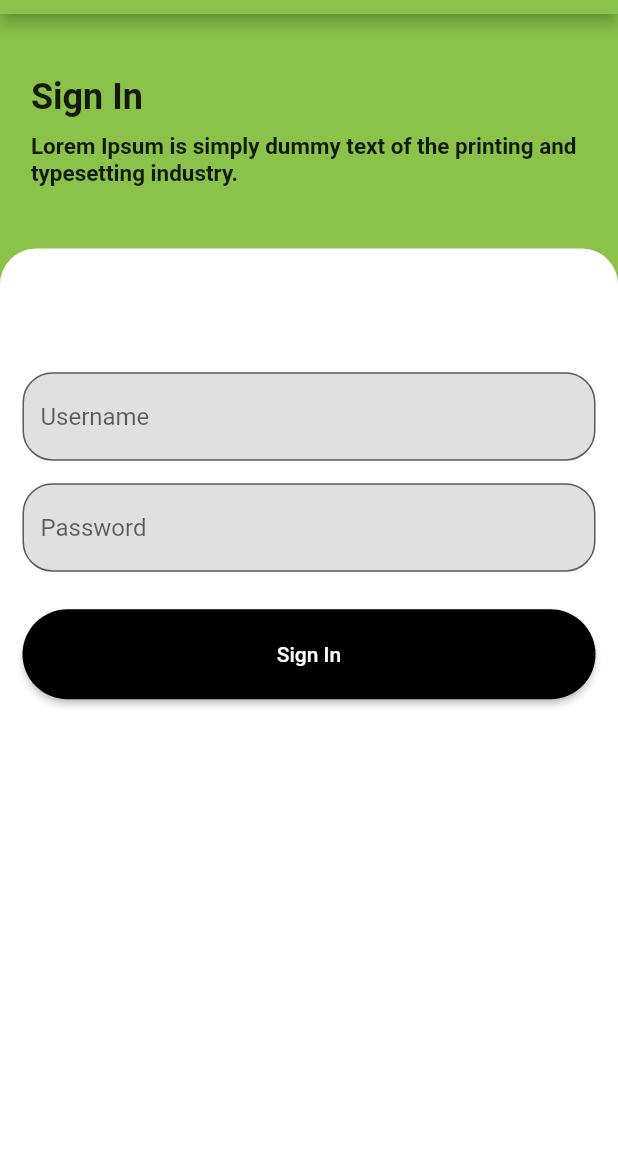
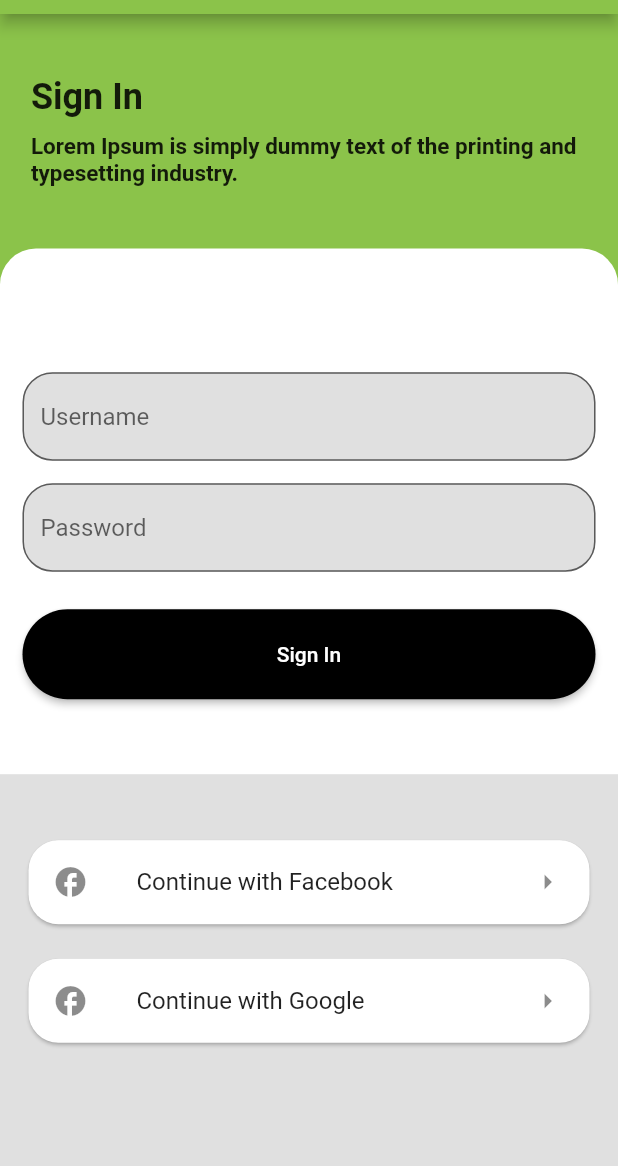
Before and after one commit to devolutionary-wizard/plan_shop_mobile, a Flutter app: the screen it shows after launch, after a tap on "Sign Up", on a phone screen of 412 x 824 dp, the part 70-1236 px from its top. Run offline on Flutter 3.47's test engine with Material 2 defaults, Android fonts, the phone set to English and light mode, and no system bars; our stand-ins replace lottie; network calls fail.

Commit message:
complete login screen

```diff
--- a/lib/screens/authentication/login_screen.dart
+++ b/lib/screens/authentication/login_screen.dart
@@ -4,6 +4,8 @@ import 'package:plan_shop/utilities/mixins/device_checker.dart';
 import 'package:plan_shop/utilities/page_navigation.dart';
 import 'package:plan_shop/widgets/buttons/round_button.dart';
 import 'package:plan_shop/widgets/text_input/text_form_field.dart';
+
+import '../../widgets/buttons/social_button.dart';
 
 class LoginScreen extends StatefulWidget {
   LoginScreen({Key? key}) : super(key: key);
@@ -76,12 +78,17 @@ class _LoginScreenState extends State<LoginScreen> with DeviceChecker {
           Expanded(
             child: Container(
               width: double.infinity,
-              padding: const EdgeInsets.symmetric(horizontal: 15),
+
               decoration: const BoxDecoration(
                   color: Colors.white,
                   borderRadius: BorderRadius.only(
                       topRight: Radius.circular(24),
                       topLeft: Radius.circular(24))),
+              child: Column(
+                crossAxisAlignment: CrossAxisAlignment.start,
+                children: [
+                  Padding(
+                    padding: const EdgeInsets.symmetric(horizontal: 15),
                     child: Form(
                       key: _formKey,
                       child: Column(
@@ -94,22 +101,62 @@ class _LoginScreenState extends State<LoginScreen> with DeviceChecker {
                             textEditingController: _usernameController,
                             hintText: 'Username',
                           ),
-                    const SizedBox(height: 15,),
+                          const SizedBox(
+                            height: 15,
+                          ),
                           CustomTextFormField(
                             textEditingController: _passwordController,
                             hintText: 'Password',
                           ),
-                    const SizedBox(height: 25,),
-                    RoundButton(width: double.infinity, height: 60, text: 'Sign In', backgroundColor: Colors.black, onPressed: (){
-
-                    })
+                          const SizedBox(
+                            height: 25,
+                          ),
+                          RoundButton(
+                              width: double.infinity,
+                              height: 60,
+                              text: 'Sign In',
+                              backgroundColor: Colors.black,
+                              onPressed: () {})
                         ],
                       ),
+                    ),
+                  ),
+                  const SizedBox(
+                    height: 50,
+                  ),
+                  Expanded(
+                    child: Container(color: Colors.grey[300],width: MediaQuery.of(context).size.width,
+                      padding: const EdgeInsets.symmetric(horizontal: 15,vertical: 40),
+                      child: Column(
+                        crossAxisAlignment: CrossAxisAlignment.start,
+                        children: [
+                          SocialButton(
+                            iconData: Icons.facebook_outlined,
+                            text: 'Continue with Facebook',
+                            onTap: () {
+                              debugPrint('Hello ');
+                            },
+                          ),
+                          const SizedBox(
+                            height: 15,
+                          ),
+                          SocialButton(
+                            iconData: Icons.facebook_outlined,
+                            text: 'Continue with Google',
+                            onTap: () {
+                              debugPrint('Hello ');
+                            },
+                          ),
+                        ],
                       ),
                     ),
                   )
                 ],
               ),
+            ),
+          ),
+        ],
+      ),
     );
   }
 }
--- /dev/null
+++ b/lib/widgets/buttons/social_button.dart
@@ -0,0 +1,21 @@
+import 'package:flutter/material.dart';
+
+class SocialButton extends StatelessWidget {
+  IconData iconData;
+  String text;
+  Function()? onTap;
+   SocialButton({Key? key, required this.iconData,required this.text,required this.onTap}) : super(key: key);
+
+  @override
+  Widget build(BuildContext context) {
+    return Card(color: Colors.white,shape: RoundedRectangleBorder(
+      borderRadius: BorderRadius.circular(20.0),
+    ),
+        child: ListTile(
+          onTap: onTap,
+          leading: Icon(iconData),
+          title: Text(text),
+          trailing: const Icon(Icons.arrow_right_outlined),
+        ));
+  }
+}
```
Lines whose indentation alone changed are shown as unchanged.
